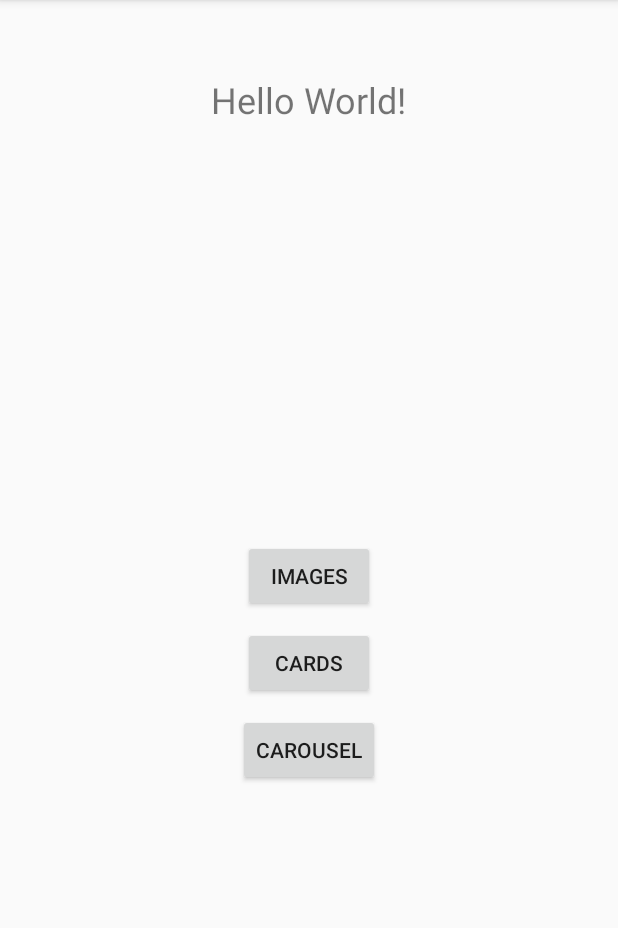
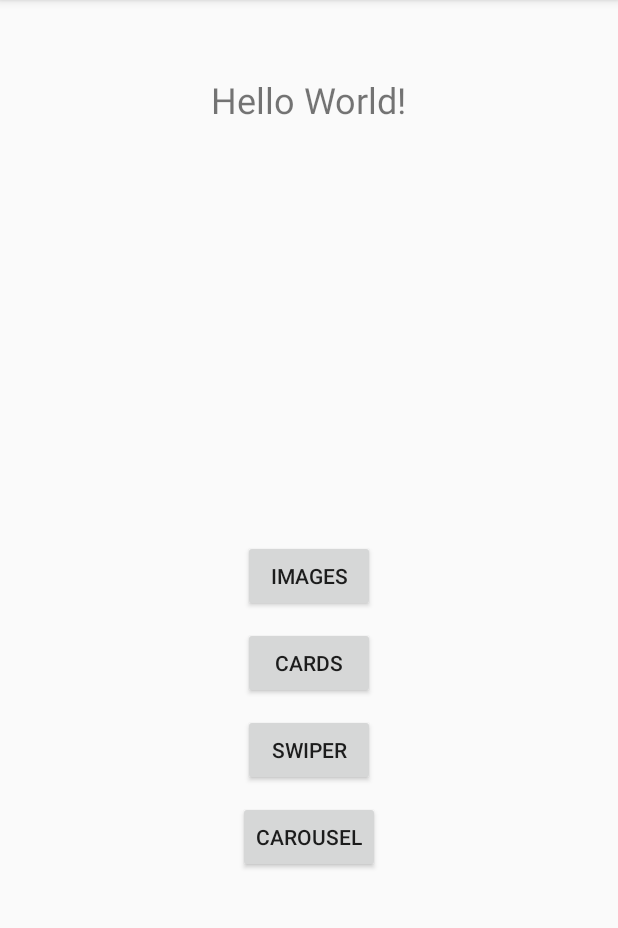
Before and after one commit to creative-cloud/Android-Development, an Android app: the screen it shows after launch (MainActivity), on a phone screen of 412 x 824 dp, the part 84-1012 px from its top. Run offline under Robolectric (Android 15) with nearby library versions, the phone set to English and light mode, and no system bars; 1 statement that could not run was skipped.

```diff
--- a/app/build.gradle
+++ b/app/build.gradle
@@ -31,6 +31,7 @@ dependencies {
     implementation 'com.facebook.fresco:fresco:1.13.0'
     implementation 'com.android.support:recyclerview-v7:28.0.0'
     implementation "org.jetbrains.kotlin:kotlin-stdlib-jdk7:$kotlin_version"
+    implementation 'com.synnapps:carouselview:0.1.5'
 
 //    implementation 'per.freesky1102.mediapicker:mediapicker:1.0.0'
 
--- a/app/src/main/AndroidManifest.xml
+++ b/app/src/main/AndroidManifest.xml
@@ -14,6 +14,7 @@
         android:supportsRtl="true"
         android:theme="@style/AppTheme">
         <activity android:name=".Carousel"></activity>
+        <activity android:name=".Swiper" />
         <activity android:name=".MainActivity">
             <intent-filter>
                 <action android:name="android.intent.action.MAIN" />
--- a/app/src/main/java/com/example/toaster2/MainActivity.java
+++ b/app/src/main/java/com/example/toaster2/MainActivity.java
@@ -7,7 +7,6 @@ import android.content.pm.PackageManager;
 import android.database.Cursor;
 import android.net.Uri;
 import android.support.v4.app.ActivityCompat;
-import android.support.v4.app.FragmentTransaction;
 import android.support.v4.content.ContextCompat;
 import android.support.v7.app.AppCompatActivity;
 import android.os.Bundle;
@@ -236,6 +235,27 @@ public class MainActivity extends AppCompatActivity {
                     Toast.makeText(getBaseContext(), "Permission Denied", Toast.LENGTH_SHORT).show();
                     return;
                 }
+                Intent intent =new Intent(getBaseContext(), Swiper.class);
+
+                intent.putExtra("url",web);
+                startActivity(intent);
+
+            }
+
+        });
+
+
+        Clicked = (Button) findViewById(R.id.button4);
+
+        Clicked.setOnClickListener(new View.OnClickListener() {
+
+            @Override
+            public void onClick(View v) {
+
+                if (!ensureExternalStoragePermissionGranted()) {
+                    Toast.makeText(getBaseContext(), "Permission Denied", Toast.LENGTH_SHORT).show();
+                    return;
+                }
                 Intent intent =new Intent(getBaseContext(), Carousel.class);
 
                 intent.putExtra("url",web);
@@ -244,6 +264,7 @@ public class MainActivity extends AppCompatActivity {
             }
 
         });
+
     }
 
     private boolean ensureExternalStoragePermissionGranted() {
--- a/app/src/main/java/com/example/toaster2/PhotoFragment.java
+++ b/app/src/main/java/com/example/toaster2/PhotoFragment.java
@@ -69,9 +69,8 @@ public class PhotoFragment extends Fragment {
                     container, false);
 
 
-            SimpleDraweeView simpleDraweeView=view.findViewById(R.id.carousel_draw);
+            SimpleDraweeView simpleDraweeView=view.findViewById(R.id.swiper_draw);
             simpleDraweeView.setImageURI(web.get(position));
-//            simpleDraweeView.setImageURI("https://media.wired.com/photos/5b8999943667562d3024c321/master/w_582,c_limit/trash2-01.jpg");
             Log.e("Setting url",""+web.get(position));
 
             TextView tv=view.findViewById(R.id.text2);
--- a/app/src/main/java/com/example/toaster2/Swiper.java
+++ b/app/src/main/java/com/example/toaster2/Swiper.java
@@ -4,18 +4,18 @@ import android.support.v4.app.FragmentTransaction;
 import android.support.v7.app.AppCompatActivity;
 import android.os.Bundle;
 
-public class Swipper extends AppCompatActivity {
+public class Swiper extends AppCompatActivity {
 
     @Override
     protected void onCreate(Bundle savedInstanceState) {
         super.onCreate(savedInstanceState);
-        setContentView(R.layout.activity_carousel);
+        setContentView(R.layout.activity_swiper);
 
         if (savedInstanceState == null) {
 
             FragmentTransaction transaction = getSupportFragmentManager().beginTransaction();
             PhotoFragment fragment = new PhotoFragment(getIntent().getExtras().getStringArrayList("url"));
-            transaction.replace(R.id.sample_content_fragment, fragment);
+            transaction.replace(R.id.frame, fragment);
             transaction.commit();
         }
     }
--- a/app/src/main/res/layout/activity_main.xml
+++ b/app/src/main/res/layout/activity_main.xml
@@ -42,18 +42,23 @@
         android:layout_below="@id/button2"
         android:layout_centerHorizontal="true"
         android:layout_marginTop="10dp"
+        android:text="Swiper" />
+
+    <Button
+        android:id="@+id/button4"
+        android:layout_width="wrap_content"
+        android:layout_height="wrap_content"
+        android:layout_below="@id/button3"
+        android:layout_centerHorizontal="true"
+        android:layout_marginTop="10dp"
         android:text="Carousel" />
+
 
     <android.support.v7.widget.RecyclerView
         android:id="@+id/recyclerView"
         android:layout_width="0dp"
         android:layout_height="0dp"></android.support.v7.widget.RecyclerView>
 
-    <!--<FrameLayout-->
-        <!--android:id="@+id/sample_content_fragment"-->
-        <!--android:layout_width="match_parent"-->
-        <!--android:layout_height="1550px" />-->
-
 
 
 
--- a/app/src/main/res/layout/pager_item.xml
+++ b/app/src/main/res/layout/pager_item.xml
@@ -10,7 +10,7 @@
 
 
     <com.facebook.drawee.view.SimpleDraweeView
-        android:id="@+id/carousel_draw"
+        android:id="@+id/swiper_draw"
         android:layout_width="match_parent"
         android:layout_height="300dp"
         android:layout_marginTop="10dp"
```
Also changed, not shown: app/src/main/java/com/example/toaster2/Carousel.java (added, +51 -0 lines), app/src/main/res/layout/activity_carousel.xml (added, +21 -0 lines), app/src/main/res/layout/activity_swiper.xml (+4 -3 lines).
